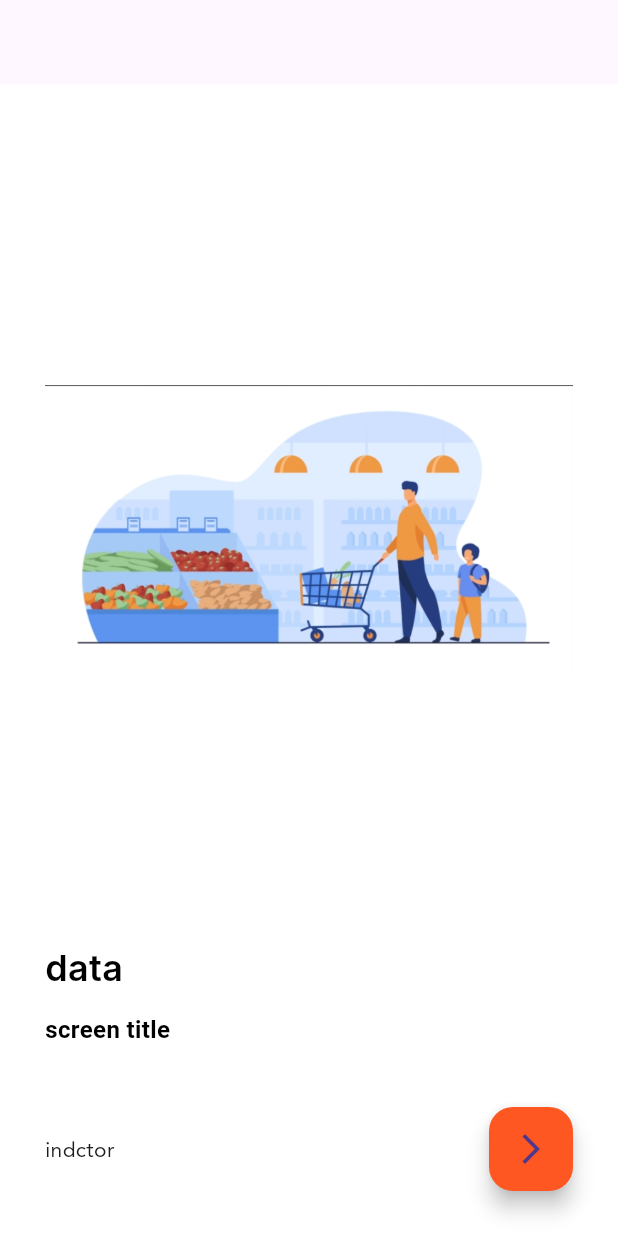
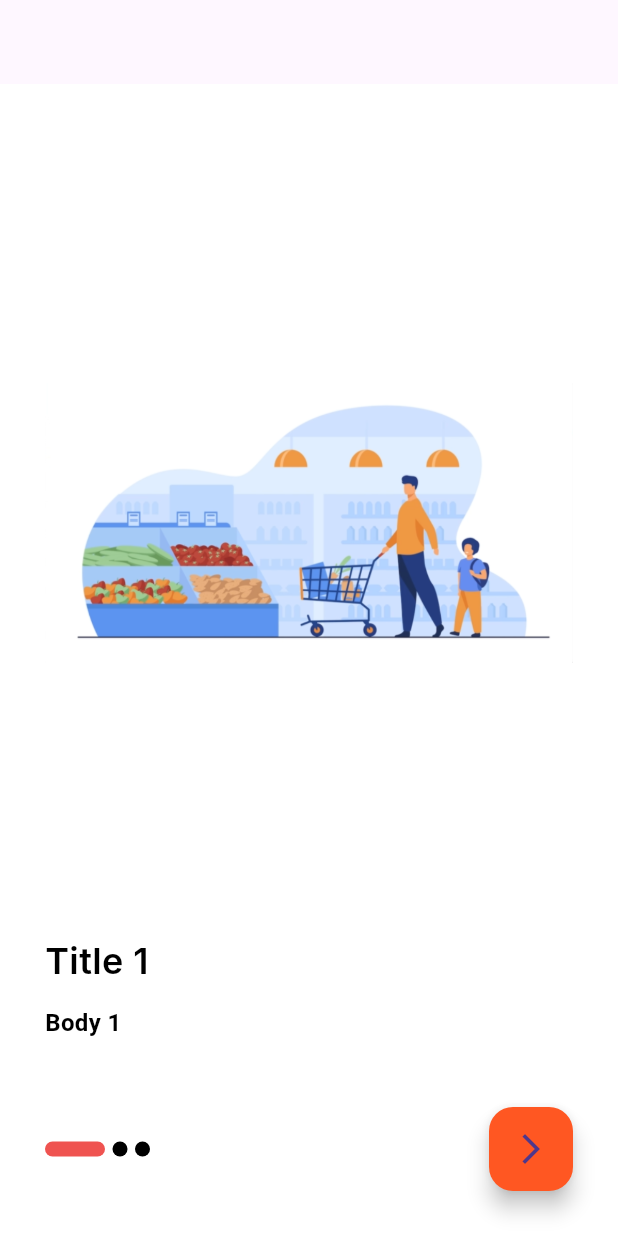
Before and after one commit to Mina8496/shop_app, a Flutter app: the screen it shows after launch, on a phone screen of 412 x 824 dp. Run offline on Flutter 3.47's test engine with Material 3 defaults, Android fonts, the phone set to English and light mode, and no system bars; drawn by our look-alikes of smooth_page_indicator; our stand-ins replace equatable, hexcolor; Roboto replaces fonts that are missing (Cairo, Inter).

Commit message:
feat: implement onboarding screens
- Add onboarding item data and entity models
- Display onboarding images, titles, and descriptions dynamically
- Add page navigation with a smooth page indicator
- Configure the app to launch on the onboarding page
- Add smooth_page_indicator, flutter_bloc, and equatable dependencies

```diff
--- /dev/null
+++ b/lib/feature/on_boarding/data/boarding_items.dart
@@ -0,0 +1,29 @@
+class BoardingItem {
+  final String image;
+  final String title;
+  final String body;
+
+  const BoardingItem({
+    required this.image,
+    required this.title,
+    required this.body,
+  });
+}
+
+const boardingItems = [
+  BoardingItem(
+    image: 'assets/images/onBoarding.png',
+    title: 'Title 1',
+    body: 'Body 1',
+  ),
+  BoardingItem(
+    image: 'assets/images/onBoarding.png',
+    title: 'Title 2',
+    body: 'Body 2',
+  ),
+  BoardingItem(
+    image: 'assets/images/onBoarding.png',
+    title: 'Title 3',
+    body: 'Body 3',
+  ),
+];
--- /dev/null
+++ b/lib/feature/on_boarding/domain/entities/boarding_entity.dart
@@ -0,0 +1,16 @@
+import 'package:equatable/equatable.dart';
+
+class BoardingEntity extends Equatable {
+  final String image;
+  final String title;
+  final String body;
+
+  const BoardingEntity({
+    required this.image,
+    required this.title,
+    required this.body,
+  });
+
+  @override
+  List<Object?> get props => [image, title, body];
+}
--- a/lib/feature/on_boarding/presentation/page/on_boarding_page.dart
+++ b/lib/feature/on_boarding/presentation/page/on_boarding_page.dart
@@ -1,8 +1,27 @@
 import 'package:flutter/material.dart';
+import 'package:shop_app/core/utils/color_palette.dart';
+import 'package:shop_app/feature/on_boarding/data/boarding_items.dart';
 import 'package:shop_app/feature/on_boarding/presentation/page/widget/build_boarding_item.dart';
+import 'package:smooth_page_indicator/smooth_page_indicator.dart';
 
-class OnBoardingPage extends StatelessWidget {
+class OnBoardingPage extends StatefulWidget {
   const OnBoardingPage({super.key});
+
+  @override
+  State<OnBoardingPage> createState() => _OnBoardingPageState();
+}
+
+class _OnBoardingPageState extends State<OnBoardingPage> {
+  final _controller = PageController();
+  int _currentIndex = 0;
+
+  bool get _isLast => _currentIndex == boardingItems.length - 1;
+
+  @override
+  void dispose() {
+    _controller.dispose();
+    super.dispose();
+  }
 
   @override
   Widget build(BuildContext context) {
@@ -14,17 +33,37 @@ class OnBoardingPage extends StatelessWidget {
           children: [
             Expanded(
               child: PageView.builder(
-                itemBuilder: (context, index) => BuildBoardingItem(),
-                itemCount: 3,
+                physics: BouncingScrollPhysics(),
+                controller: _controller,
+                itemCount: boardingItems.length,
+                onPageChanged: (i) => setState(() => _currentIndex = i),
+                itemBuilder: (context, index) =>
+                    BuildBoardingItem(item: boardingItems[index]),
               ),
             ),
-            SizedBox(height: 40),
+            SizedBox(height: 30),
             Row(
               children: [
-                Text('indctor'),
+                SmoothPageIndicator(
+                  controller: _controller,
+                  count: boardingItems.length,
+                  effect: ExpandingDotsEffect(
+                    dotColor: ColorPalette.kBlackColor,
+                    activeDotColor: ColorPalette.kLightRed,
+                    dotHeight: 10,
+                    dotWidth: 10,
+                    expansionFactor: 4,
+                    spacing: 5,
+                  ),
+                ),
                 Spacer(),
                 FloatingActionButton(
-                  onPressed: () {},
+                  onPressed: () {
+                    _controller.nextPage(
+                      duration: Duration(milliseconds: 750),
+                      curve: Curves.fastLinearToSlowEaseIn,
+                    );
+                  },
                   child: Icon(Icons.arrow_forward_ios),
                 ),
               ],
--- a/lib/feature/on_boarding/presentation/page/widget/build_boarding_item.dart
+++ b/lib/feature/on_boarding/presentation/page/widget/build_boarding_item.dart
@@ -1,23 +1,22 @@
 import 'package:flutter/material.dart';
 import 'package:shop_app/core/utils/styles.dart';
+import 'package:shop_app/feature/on_boarding/data/boarding_items.dart';
 
 class BuildBoardingItem extends StatelessWidget {
-  const BuildBoardingItem({
-    super.key,
-  });
+  final BoardingItem item;
+  const BuildBoardingItem({super.key, required this.item});
 
   @override
   Widget build(BuildContext context) {
     return Column(
       crossAxisAlignment: CrossAxisAlignment.start,
       children: [
-        Expanded(
-          child: Image(image: AssetImage('assets/images/onBoarding.png')),
-        ),
+        Expanded(child: Image.asset(item.image)),
         SizedBox(height: 15),
-        Text('data', style: Styles.styleSemibold24),
+        Text(item.title, style: Styles.styleSemibold24),
         SizedBox(height: 15),
-        Text('screen title', style: Styles.styleBold16),
+        Text(item.body, style: Styles.styleBold16),
+        SizedBox(height: 15),
       ],
     );
   }
--- a/lib/main.dart
+++ b/lib/main.dart
@@ -12,6 +12,6 @@ class MyApp extends StatelessWidget {
   // This widget is the root of your application.
   @override
   Widget build(BuildContext context) {
-    return MaterialApp(theme: lightTheme, home: const OnBoardingPage());
+    return MaterialApp(theme: lightTheme, home: OnBoardingPage());
   }
 }
--- a/pubspec.yaml
+++ b/pubspec.yaml
@@ -35,6 +35,9 @@ dependencies:
   # Use with the CupertinoIcons class for iOS style icons.
   cupertino_icons: ^1.0.8
   hexcolor: ^3.1.3
+  equatable: ^3.0.0
+  flutter_bloc: ^9.1.1
+  smooth_page_indicator: ^3.0.0
 
 dev_dependencies:
   flutter_test:
```
Also changed, not shown: assets/images/onBoarding.png, pubspec.lock.
